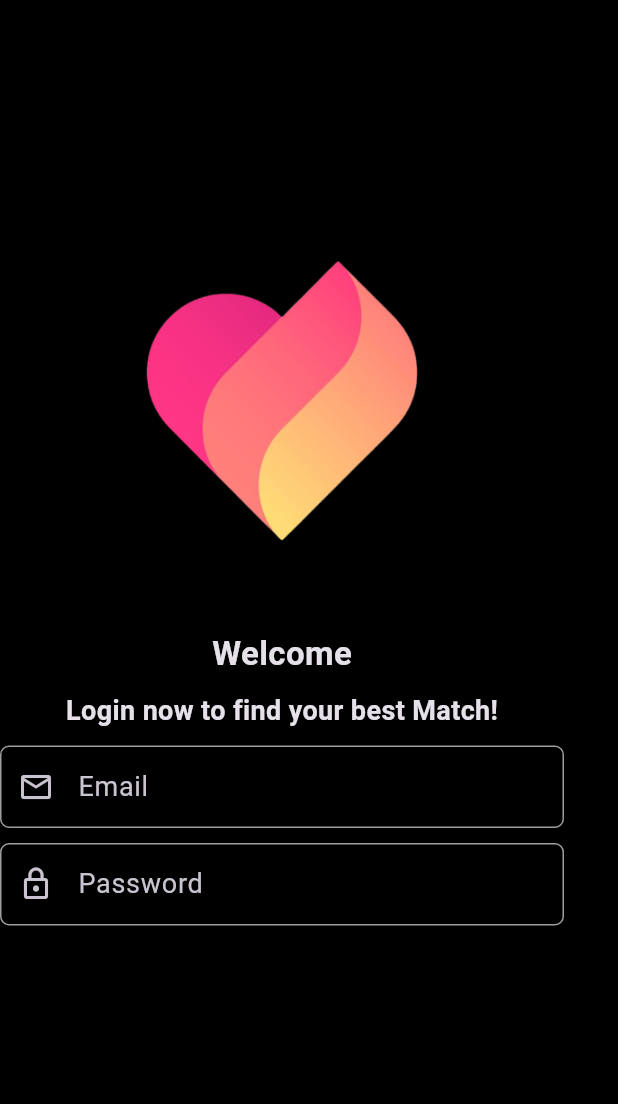
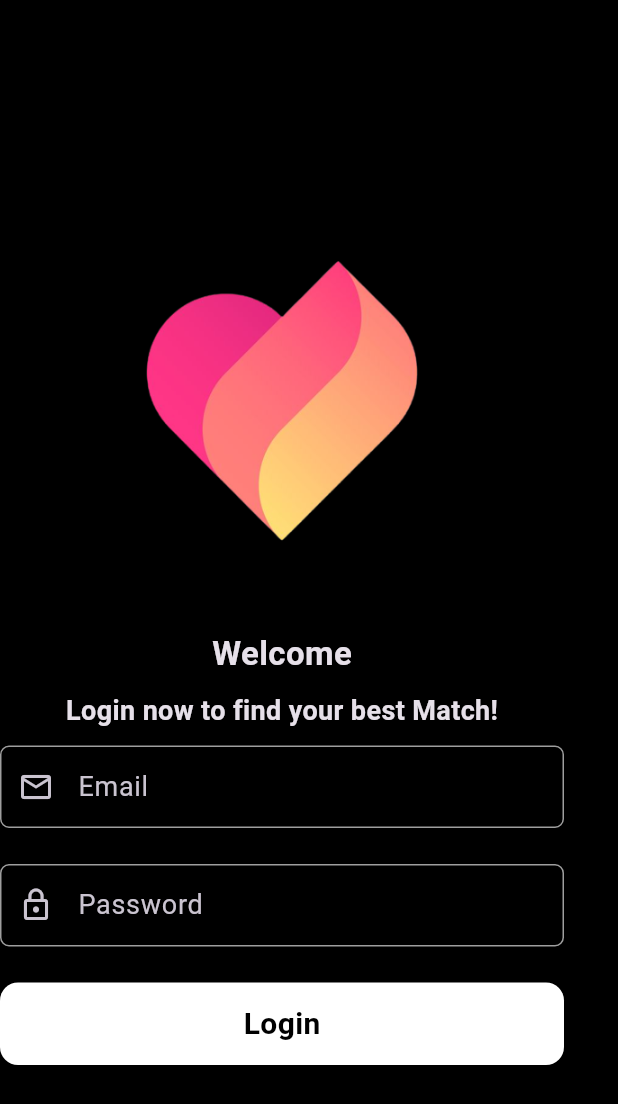
Before and after one commit to beshprakash11/dating_appfv1, a Flutter app: the screen it shows after launch, on a phone screen of 412 x 824 dp. Shown: the top 1104 px of the screen. Run offline on Flutter 3.47's test engine with Material 3 defaults, Android fonts, the phone set to English and light mode, and no system bars; our stand-ins replace get.

Commit message:
login button added

```diff
--- a/lib/authenticationScreen/login_screen.dart
+++ b/lib/authenticationScreen/login_screen.dart
@@ -16,6 +16,7 @@ class _LoginScreenState extends State<LoginScreen> {
     return Scaffold(
       body: SingleChildScrollView(
         child: Column(
+          crossAxisAlignment: CrossAxisAlignment.center,
           children: [
             const SizedBox(
               height: 120,
@@ -58,7 +59,7 @@ class _LoginScreenState extends State<LoginScreen> {
             ),
 
             const SizedBox(
-              height: 10,
+              height: 24,
             ),
 
             //password field
@@ -71,6 +72,35 @@ class _LoginScreenState extends State<LoginScreen> {
                 iconData: Icons.lock_outline,
                 isObscure: true,
               ),
+            ),
+
+            const SizedBox(
+              height: 24,
+            ),
+
+            //login button
+            Container(
+              width: MediaQuery.of(context).size.width - 36,
+              height: 55,
+              decoration: const BoxDecoration(
+                color: Colors.white,
+                borderRadius: BorderRadius.all(
+                  Radius.circular(12),
+                ),
+              ),
+              child: InkWell(
+                onTap: () {},
+                child: const Center(
+                  child: Text(
+                    "Login",
+                    style: TextStyle(
+                      fontSize: 20,
+                      color: Colors.black,
+                      fontWeight: FontWeight.bold,
+                    ),
+                  ),
+                ),
+              ),
             )
           ],
         ),
```
